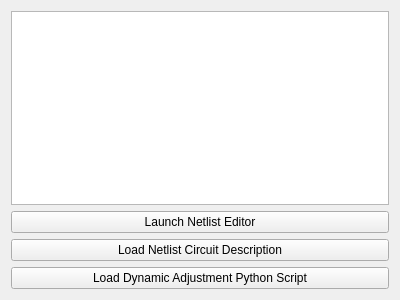
Qt form CRIMSONSolver/BoundaryConditions/ui/WOW.ui (rkhlebnikov/CRIMSONPythonModules) before a commit.
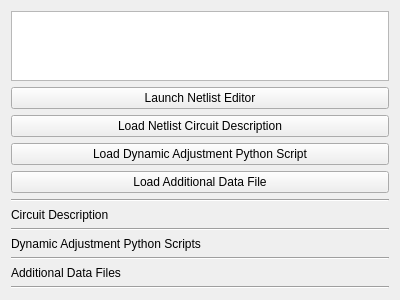
The same form after that commit.

Commit message: Changes to support python script additional data files

Patch:
```diff
--- a/CRIMSONSolver/BoundaryConditions/ui/WOW.ui
+++ b/CRIMSONSolver/BoundaryConditions/ui/WOW.ui
@@ -45,6 +45,71 @@
      </property>
     </widget>
    </item>
+   <item>
+    <widget class="QPushButton" name="NetlistAdditionalDataLoaderWidget">
+     <property name="text">
+      <string>Load Additional Data File</string>
+     </property>
+    </widget>
+   </item>
+   <item>
+    <widget class="Line" name="line">
+     <property name="orientation">
+      <enum>Qt::Horizontal</enum>
+     </property>
+    </widget>
+   </item>
+   <item>
+    <widget class="QLabel" name="CircuitDescriptionLabel">
+     <property name="text">
+      <string>Circuit Description</string>
+     </property>
+    </widget>
+   </item>
+   <item>
+    <layout class="QVBoxLayout" name="LayoutCircuitDescription"/>
+   </item>
+   <item>
+    <widget class="Line" name="line_2">
+     <property name="orientation">
+      <enum>Qt::Horizontal</enum>
+     </property>
+    </widget>
+   </item>
+   <item>
+    <widget class="QLabel" name="PythonScriptsLabel">
+     <property name="text">
+      <string>Dynamic Adjustment Python Scripts</string>
+     </property>
+    </widget>
+   </item>
+   <item>
+    <layout class="QVBoxLayout" name="LayoutPythonScripts"/>
+   </item>
+   <item>
+    <widget class="Line" name="line_3">
+     <property name="orientation">
+      <enum>Qt::Horizontal</enum>
+     </property>
+    </widget>
+   </item>
+   <item>
+    <widget class="QLabel" name="AdditionalDataFilesLabel">
+     <property name="text">
+      <string>Additional Data Files</string>
+     </property>
+    </widget>
+   </item>
+   <item>
+    <layout class="QVBoxLayout" name="LayoutDataFiles"/>
+   </item>
+   <item>
+    <widget class="Line" name="line_4">
+     <property name="orientation">
+      <enum>Qt::Horizontal</enum>
+     </property>
+    </widget>
+   </item>
   </layout>
  </widget>
  <resources/>
```
The commit also changes 4 other files.
